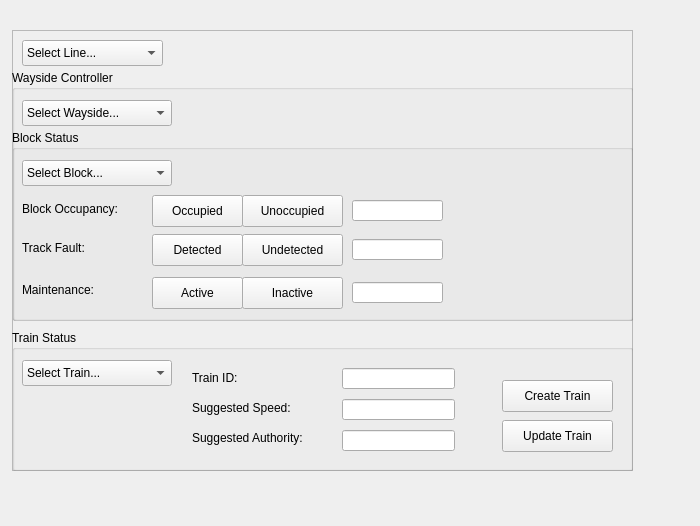
keshavshankar08/ECE1140, file Admin_UI.ui: the form before one commit.
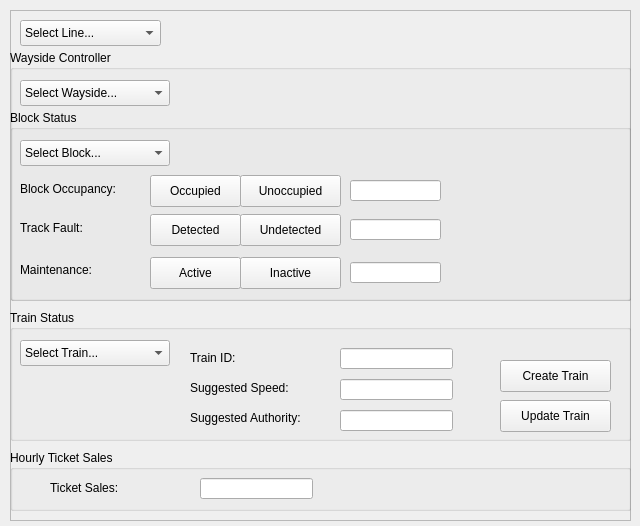
The form after the commit.

Commit message: 122 Ticket Sales Functional, Admin Updated

What changed in the file:
```diff
--- a/Admin_UI.ui
+++ b/Admin_UI.ui
@@ -6,7 +6,7 @@
    <rect>
     <x>0</x>
     <y>0</y>
-    <width>700</width>
+    <width>640</width>
     <height>526</height>
    </rect>
   </property>
@@ -28,10 +28,10 @@
    <widget class="QFrame" name="line_box">
     <property name="geometry">
      <rect>
-      <x>12</x>
-      <y>30</y>
+      <x>10</x>
+      <y>10</y>
       <width>621</width>
-      <height>441</height>
+      <height>511</height>
      </rect>
     </property>
     <property name="font">
@@ -362,7 +362,7 @@
        <x>0</x>
        <y>300</y>
        <width>621</width>
-       <height>141</height>
+       <height>131</height>
       </rect>
      </property>
      <property name="font">
@@ -492,6 +492,45 @@
       </property>
      </widget>
     </widget>
+    <widget class="QGroupBox" name="ticket_sales">
+     <property name="geometry">
+      <rect>
+       <x>0</x>
+       <y>440</y>
+       <width>621</width>
+       <height>61</height>
+      </rect>
+     </property>
+     <property name="title">
+      <string>Hourly Ticket Sales</string>
+     </property>
+     <widget class="QLineEdit" name="ticket_sales_input">
+      <property name="geometry">
+       <rect>
+        <x>190</x>
+        <y>28</y>
+        <width>113</width>
+        <height>21</height>
+       </rect>
+      </property>
+      <property name="text">
+       <string/>
+      </property>
+     </widget>
+     <widget class="QLabel" name="ticket_sales_label">
+      <property name="geometry">
+       <rect>
+        <x>40</x>
+        <y>30</y>
+        <width>131</width>
+        <height>16</height>
+       </rect>
+      </property>
+      <property name="text">
+       <string>Ticket Sales:</string>
+      </property>
+     </widget>
+    </widget>
    </widget>
   </widget>
  </widget>
```
Left out of the diff: 9 changed lines with no effect on the pictures. The commit also changes 5 other files.
